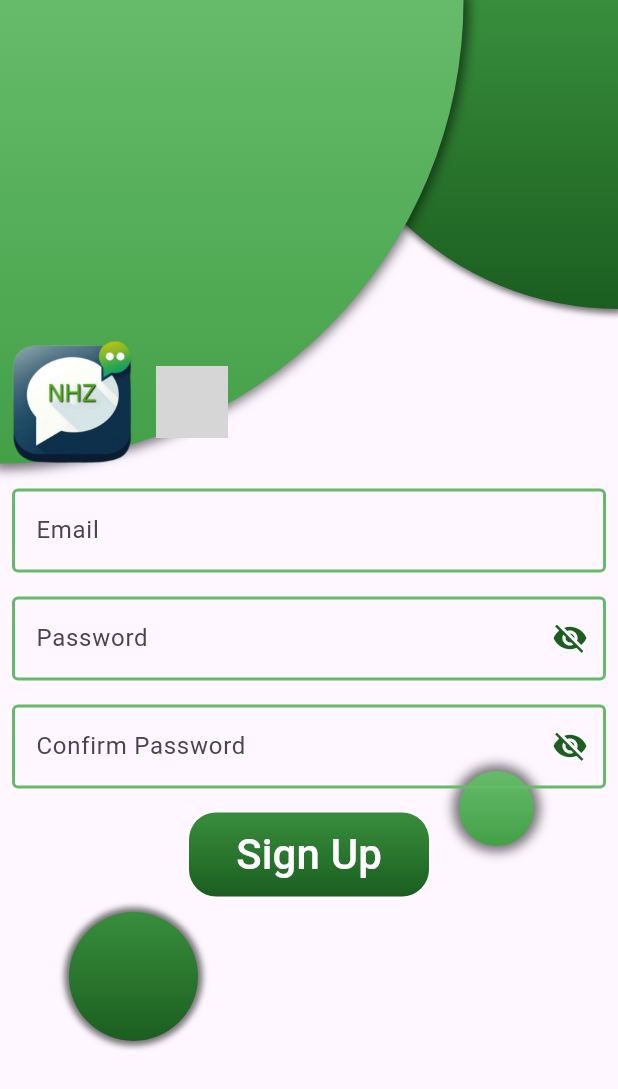
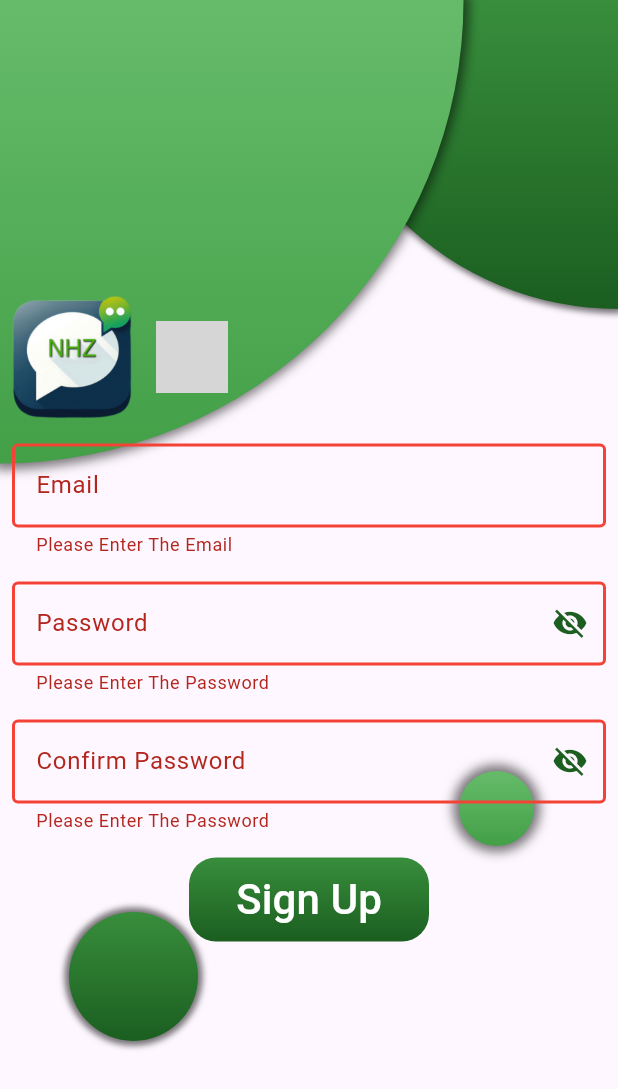
Before and after one commit to saefoclash1997/group_chat_nhz, a Flutter app: the SignUpScreen screen opened directly, after a tap on "Sign Up", on a phone screen of 412 x 824 dp. Shown: the top 1089 px of the screen. Run offline on Flutter 3.47's test engine with Material 3 defaults, Android fonts, the light colour scheme and no system bars; our stand-ins replace animated_text_kit, cloud_firestore, firebase_auth, firebase_core; missing offline and left inert: neon_widgets; accounts and stored records are empty; grey boxes are pictures that could not be loaded.

Commit message:
Setting up FireBase

```diff
--- a/lib/components/custom_text_form_field.dart
+++ b/lib/components/custom_text_form_field.dart
@@ -4,11 +4,12 @@ import '../constants.dart';
 
 class CustomTextFormField extends StatefulWidget {
   TextEditingController? controller;
-
+  String? Function(String?)? validator;
   final String title;
   CustomTextFormField({
     this.controller,
     super.key, required this.title,
+    this.validator
   });
 
   @override
@@ -20,6 +21,7 @@ class _CustomTextFormFieldState extends State<CustomTextFormField> {
   @override
   Widget build(BuildContext context) {
     return TextFormField(
+      validator: widget.validator,
       controller: widget.controller,
       autocorrect: false,
       cursorColor: kDarkPrimary1,
@@ -48,7 +50,21 @@ class _CustomTextFormFieldState extends State<CustomTextFormField> {
             borderSide: BorderSide(
                 color: kDarkPrimary2,
                 width: 3.0
+            ),
+        ),
+        errorBorder: OutlineInputBorder(
+            borderRadius: BorderRadius.circular(4),
+            borderSide: BorderSide(
+                color: Colors.red,
+                width: 2.0
             )
+        ),
+        focusedErrorBorder: OutlineInputBorder(
+          borderRadius: BorderRadius.circular(10),
+          borderSide: BorderSide(
+              color: Colors.red,
+              width: 3.0
+          ),
         ),
       ),
     );
--- a/lib/main.dart
+++ b/lib/main.dart
@@ -1,7 +1,11 @@
+import 'package:firebase_core/firebase_core.dart';
 import 'package:flutter/material.dart';
 import 'package:group_chat_nhz/screens/welcome_screen.dart';
 
-void main() {
+Future<void> main() async {
+  WidgetsFlutterBinding.ensureInitialized();
+  await Firebase.initializeApp();
+
   runApp(const MyApp());
 }
 
--- a/lib/screens/sign_in.dart
+++ b/lib/screens/sign_in.dart
@@ -1,3 +1,4 @@
+import 'package:firebase_auth/firebase_auth.dart';
 import 'package:flutter/material.dart';
 import 'package:group_chat_nhz/constants.dart';
 import 'package:group_chat_nhz/screens/forget_password_screen.dart';
@@ -13,13 +14,17 @@ class SignInScreen extends StatelessWidget {
   TextEditingController emailController = TextEditingController();
   TextEditingController passwordController = TextEditingController();
 
+  final _formKey = GlobalKey<FormState> ();
+
   @override
   Widget build(BuildContext context) {
     return Scaffold(
       body: Stack(
         children: [
           BackGroundDecoration(),
-          Center(
+          Form(
+           key: _formKey,
+            child: Center(
               child: Padding(
                 padding: const EdgeInsets.all(8.0),
                 child: Column(
@@ -50,11 +55,23 @@ class SignInScreen extends StatelessWidget {
                     CustomTextFormField(
                       title: "Email",
                       controller: emailController,
+                      validator: (value){
+                        if(value == null  || value.isEmpty){
+                          return "Please Enter The Email";
+                        }
+                      },
                     ),
                     SizedBox(height: 16.0),
                     CustomTextFormField(
                       title: "Password",
                       controller: passwordController,
+                      validator: (value){
+                        if(value == null  || value.isEmpty){
+                          return "Please Enter The Password";
+                        }else if(value.length < 6){
+                          return "Short Password";
+                        }
+                      },
                     ),
                     SizedBox(height: 16.0),
                     RichText(
@@ -94,12 +111,22 @@ class SignInScreen extends StatelessWidget {
                       child: CustomButton(
                         width: 160.0,
                         title: "Sign In",
-                      onPressed: () {
+                        onPressed: () async {
+                          if(_formKey.currentState!.validate()){
+
+     await  FirebaseAuth.instance.signInWithEmailAndPassword(
+         email: emailController.text.trim(),
+         password: passwordController.text.trim());
+
                             Navigator.push(context, MaterialPageRoute(builder: (context)=>ChatScreen()));
+                          }
+
+
                         },
                       ),
                     ),
                   ],
+                ),
               ),
             ),
           ),
--- a/lib/screens/sign_up.dart
+++ b/lib/screens/sign_up.dart
@@ -1,16 +1,26 @@
+import 'package:firebase_auth/firebase_auth.dart';
 import 'package:flutter/material.dart';
+import 'package:group_chat_nhz/screens/chat_screen.dart';
 import 'package:neon_widgets/neon_widgets.dart';
 import '../components/background_decoration.dart';
 import '../components/custom_button.dart';
 import '../components/custom_text_form_field.dart';
 
 class SignUpScreen extends StatelessWidget {
-  const SignUpScreen({super.key});
+   SignUpScreen({super.key});
+
+  TextEditingController emailController = TextEditingController();
+  TextEditingController passwordController = TextEditingController();
+  TextEditingController confirmPasswordController = TextEditingController();
+
+  final _formKey = GlobalKey<FormState>();
 
   @override
   Widget build(BuildContext context) {
     return Scaffold(
-      body: Stack(
+      body: Form(
+        key: _formKey,
+        child: Stack(
           children: [
             BackGroundDecoration(),
             Center(
@@ -38,22 +48,57 @@ class SignUpScreen extends StatelessWidget {
                     ),
 
                     SizedBox(height: 16.0,),
-                  CustomTextFormField(title: "Email",),
+                    CustomTextFormField(title: "Email",
+                      controller: emailController,
+                      validator: (value){
+                        if(value == null  || value.isEmpty){
+                          return "Please Enter The Email";
+                        }
+                      },
+
+                    ),
                     SizedBox(height: 16.0,),
-                  CustomTextFormField(title: "Password",),
+                    CustomTextFormField(title: "Password",
+                      controller: passwordController,
+                      validator: (value){
+                        if(value == null  || value.isEmpty){
+                          return "Please Enter The Password";
+                        }else if(value.length < 6){
+                          return "Short Password";
+                        }
+                      },
+                    ),
                     SizedBox(height: 16.0,),
-                  CustomTextFormField(title: "Confirm Password",),
+                    CustomTextFormField(title: "Confirm Password",
+                      controller: confirmPasswordController,
+                      validator: (value){
+                        if(value == null  || value.isEmpty){
+                          return "Please Enter The Password";
+                        }else if(passwordController.text != confirmPasswordController.text){
+                          return "Did Not Match The Password";
+                        }
+                      },
+
+
+                    ),
                     SizedBox(height: 16.0,),
                     Hero(
                       tag: "SIgnUp",
                       child: CustomButton(
                         width: 160.0,
                         title: "Sign Up",
-                      onPressed: () {
+                        onPressed: () async {
+                          if(_formKey.currentState!.validate()){
+
+                          await  FirebaseAuth.instance.createUserWithEmailAndPassword(email:
+                            emailController.text.trim(), password: passwordController.text.trim());
+
                             Navigator.push(
                               context,
-                          MaterialPageRoute(builder: (context) => SignUpScreen()),
+                              MaterialPageRoute(builder: (context) => ChatScreen()),
                             );
+                          }
+
                         },
                       ),
                     ),
@@ -64,6 +109,7 @@ class SignUpScreen extends StatelessWidget {
             )
           ],
         ),
+      ),
     );
   }
 }
--- a/pubspec.yaml
+++ b/pubspec.yaml
@@ -36,6 +36,9 @@ dependencies:
   cupertino_icons: ^1.0.8
   animated_text_kit: ^4.2.3
   neon_widgets: ^2.0.0
+  firebase_auth: ^6.0.1
+  firebase_core: ^4.0.0
+  cloud_firestore: ^6.0.0
 
 dev_dependencies:
   flutter_test:
```
Also changed, not shown: lib/screens/chat_screen.dart (+10 -1 lines), pubspec.lock, 1 other file. Lines whose indentation alone changed are shown as unchanged.
